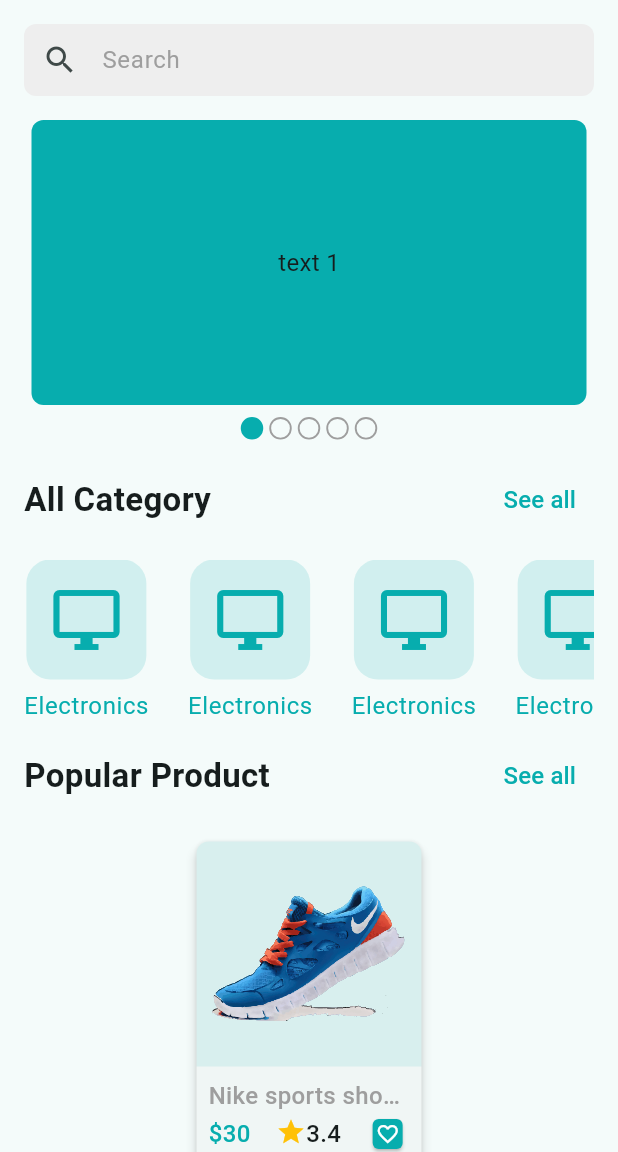
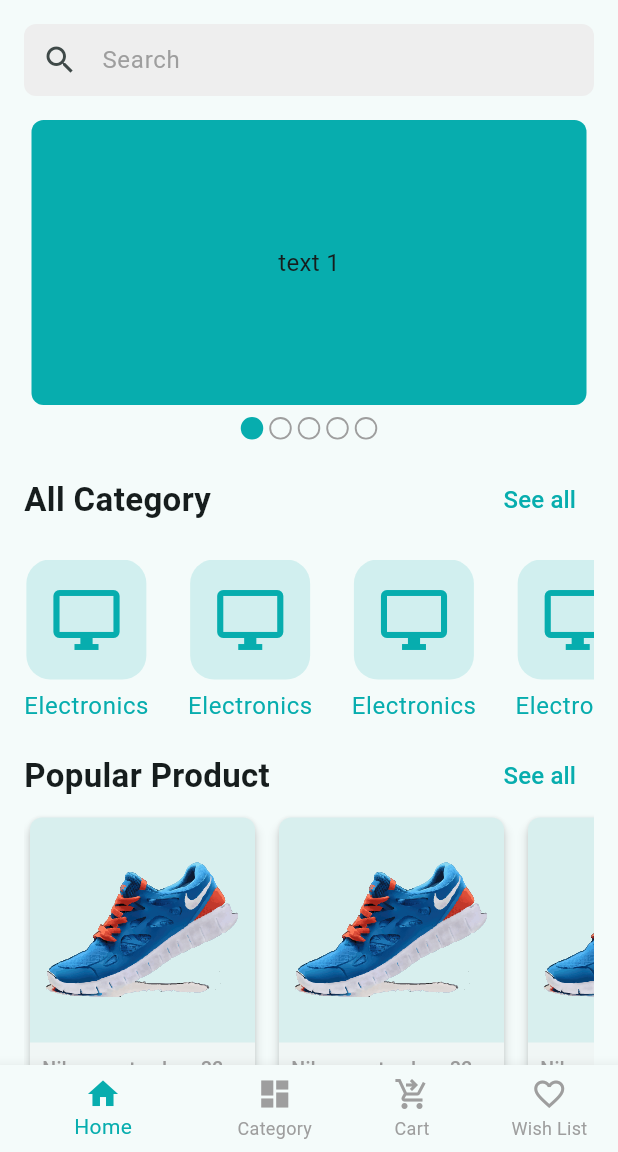
Before and after one commit to kdrbipul/ecommerce_project, a Flutter app: the screen it shows after launch, on a phone screen of 412 x 824 dp, the part 84-1236 px from its top. Run offline on Flutter 3.47's test engine with Material 3 defaults, Android fonts, the phone set to English and light mode, and no system bars; drawn by our look-alikes of carousel_slider; our stand-ins replace flutter_svg, get, pin_code_fields.

Commit message:
main bottom nav bar add

```diff
--- a/lib/app.dart
+++ b/lib/app.dart
@@ -1,3 +1,4 @@
+import 'package:ecommerce_project/controller_binder.dart';
 import 'package:ecommerce_project/presentation/screens/splash_screen.dart';
 import 'package:ecommerce_project/presentation/utils/app_color.dart';
 import 'package:flutter/material.dart';
@@ -15,6 +16,7 @@ class _CraftyBayState extends State<CraftyBay> {
   Widget build(BuildContext context) {
     return GetMaterialApp(
       debugShowCheckedModeBanner: false,
+      initialBinding: ControllerBinder(),
       home: const SplashScreen(),
       theme: ThemeData(
         colorSchemeSeed: AppColors.primaryColor,
--- /dev/null
+++ b/lib/controller_binder.dart
@@ -0,0 +1,11 @@
+import 'package:ecommerce_project/presentation/state_holders/main_bottom_nav_bar_controller.dart';
+import 'package:get/get.dart';
+
+class ControllerBinder extends Bindings{
+
+  @override
+  void dependencies() {
+    Get.put(MainBottomNavBarController());
+  }
+
+}
--- a/lib/presentation/screens/home_screen.dart
+++ b/lib/presentation/screens/home_screen.dart
@@ -40,11 +40,38 @@ class _HomeScreenState extends State<HomeScreen> {
               title: "Popular Product",
               onTapSeeAll: () {},
             ),
-            const SizedBox(height: 16),
-            const ProductCard(),
+            _buildProductListView(),
+            const SizedBox(height: 8),
+            SectionHeader(
+              title: "Special",
+              onTapSeeAll: () {},
+            ),
+            _buildProductListView(),
+            const SizedBox(height: 8),
+            SectionHeader(
+              title: "New",
+              onTapSeeAll: () {},
+            ),
+            _buildProductListView(),
           ],
         ),
       )),
+    );
+  }
+
+  Widget _buildProductListView() {
+    return SizedBox(
+      height: 225,
+      child: ListView.separated(
+        itemCount: 8,
+        scrollDirection: Axis.horizontal,
+        itemBuilder: (context, index) {
+          return const ProductCard();
+        },
+        separatorBuilder: (BuildContext context, int index) {
+          return const SizedBox(width: 8);
+        },
+      ),
     );
   }
 
--- /dev/null
+++ b/lib/presentation/screens/main_bottom_nav_bar_screen.dart
@@ -0,0 +1,65 @@
+import 'package:ecommerce_project/presentation/screens/category_list_screen.dart';
+import 'package:ecommerce_project/presentation/screens/home_screen.dart';
+import 'package:ecommerce_project/presentation/state_holders/main_bottom_nav_bar_controller.dart';
+import 'package:ecommerce_project/presentation/utils/app_color.dart';
+import 'package:flutter/material.dart';
+import 'package:get/get.dart';
+
+class MainBottomNavBarScreen extends StatefulWidget {
+  const MainBottomNavBarScreen({super.key});
+
+  @override
+  State<MainBottomNavBarScreen> createState() => _MainBottomNavBarScreenState();
+}
+
+class _MainBottomNavBarScreenState extends State<MainBottomNavBarScreen> {
+  final MainBottomNavBarController _navBarController =
+      Get.find<MainBottomNavBarController>();
+
+  final List<Widget> _screens = const [
+    HomeScreen(),
+    CategoryListScreen(),
+    HomeScreen(),
+    HomeScreen(),
+  ];
+
+  @override
+  Widget build(BuildContext context) {
+    return  Scaffold(
+      body: GetBuilder<MainBottomNavBarController>(
+        builder: (_){
+          return _screens[_navBarController.selectedIndex];
+        },
+      ),
+      bottomNavigationBar: GetBuilder<MainBottomNavBarController>(
+        builder: (_) {
+          return BottomNavigationBar(
+            currentIndex: _navBarController.selectedIndex,
+            onTap: _navBarController.changeIndex,
+            selectedItemColor: AppColors.primaryColor,
+            unselectedItemColor: Colors.grey,
+            showUnselectedLabels: true,
+            items: const [
+              BottomNavigationBarItem(
+                icon: Icon(Icons.home),
+                label: 'Home',
+              ),
+              BottomNavigationBarItem(
+                icon: Icon(Icons.dashboard),
+                label: 'Category',
+              ),
+              BottomNavigationBarItem(
+                icon: Icon(Icons.shopping_cart_checkout_outlined),
+                label: 'Cart',
+              ),
+              BottomNavigationBarItem(
+                icon: Icon(Icons.favorite_border_outlined),
+                label: 'Wish List',
+              ),
+            ],
+          );
+        }
+      ),
+    );
+  }
+}
--- a/lib/presentation/screens/splash_screen.dart
+++ b/lib/presentation/screens/splash_screen.dart
@@ -1,4 +1,5 @@
 import 'package:ecommerce_project/presentation/screens/home_screen.dart';
+import 'package:ecommerce_project/presentation/screens/main_bottom_nav_bar_screen.dart';
 import 'package:ecommerce_project/widgets/app_logo.dart';
 import 'package:flutter/material.dart';
 import 'package:get/get.dart';
@@ -20,7 +21,7 @@ class _SplashScreenState extends State<SplashScreen> {
 
   Future<void> _moveToNextScreen() async {
     await Future.delayed(const Duration(seconds: 2));
-    Get.off(() => const HomeScreen() );
+    Get.off(() => const MainBottomNavBarScreen());
   }
 
   @override
--- /dev/null
+++ b/lib/presentation/state_holders/main_bottom_nav_bar_controller.dart
@@ -0,0 +1,14 @@
+import 'package:get/get.dart';
+
+class MainBottomNavBarController extends GetxController{
+
+  int _selectedIndex = 0;
+
+  int get selectedIndex => _selectedIndex;
+
+  void changeIndex(int index) {
+    _selectedIndex = index;
+    update();
+  }
+
+}
--- a/lib/widgets/category_item.dart
+++ b/lib/widgets/category_item.dart
@@ -1,5 +1,7 @@
+import 'package:ecommerce_project/presentation/screens/product_list_screen.dart';
 import 'package:ecommerce_project/presentation/utils/app_color.dart';
 import 'package:flutter/material.dart';
+import 'package:get/get.dart';
 
 class CategoryItem extends StatelessWidget {
   const CategoryItem({
@@ -8,7 +10,11 @@ class CategoryItem extends StatelessWidget {
 
   @override
   Widget build(BuildContext context) {
-    return Column(
+    return GestureDetector(
+      onTap: (){
+        Get.to(() => const ProductListScreen(categoryName: 'Electronics'),);
+      },
+      child: Column(
         children: [
           Container(
             padding: const EdgeInsets.all(16),
@@ -33,6 +39,7 @@ class CategoryItem extends StatelessWidget {
             ),
           )
         ],
+      ),
     );
   }
 }
--- a/lib/widgets/product_card.dart
+++ b/lib/widgets/product_card.dart
@@ -45,7 +45,7 @@ class ProductCard extends StatelessWidget {
                     maxLines: 1,
                     style: TextStyle(
                         overflow: TextOverflow.ellipsis,
-                        fontSize: 16,
+                        fontSize: 13,
                         fontWeight: FontWeight.w500,
                         color: Colors.grey),
                   ),
```
Also changed, not shown: lib/presentation/screens/category_list_screen.dart (added, +35 -0 lines), lib/presentation/screens/product_list_screen.dart (added, +21 -0 lines). Lines whose indentation alone changed are shown as unchanged.
